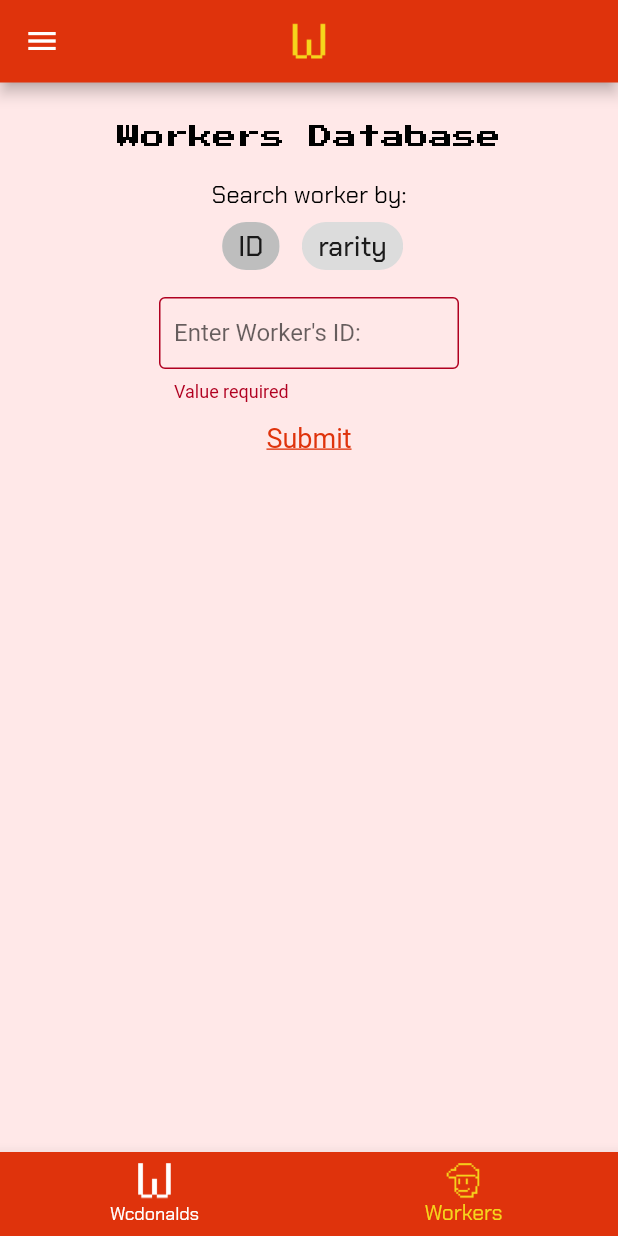
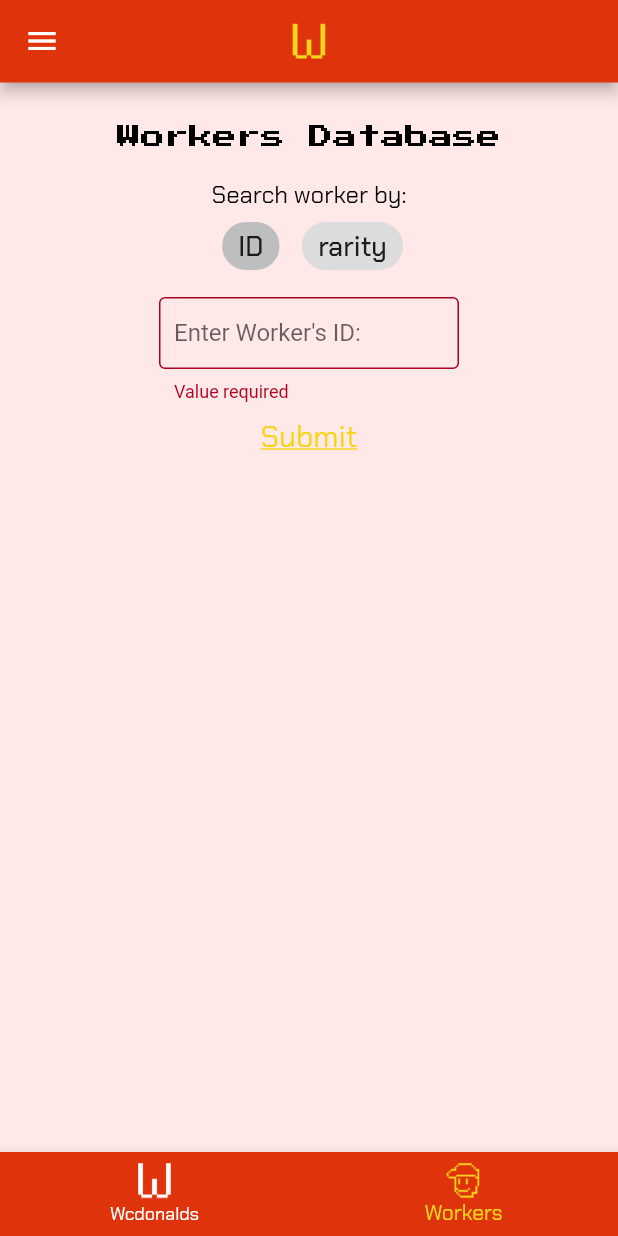
Before and after one commit to akovalyo/wcdonalds_app, a Flutter app: the screen it shows after launch, item 2 of the bottom bar chosen, after a tap on "Submit", on a phone screen of 412 x 824 dp. Run offline on Flutter 3.47's test engine with Material 2 defaults, Android fonts, the phone set to English and light mode, and no system bars; our stand-ins replace carousel_slider, go_router, google_fonts, image_gallery_saver, package_info_plus, permission_handler and 3 more; network calls fail.

Commit message:
Add Hyperlink widget

```diff
--- a/lib/navigation/routes.dart
+++ b/lib/navigation/routes.dart
@@ -1,7 +1,6 @@
 import 'package:flutter/material.dart';
 import 'package:go_router/go_router.dart';
 import 'package:wcdonalds_app/models/web_view_extra_wrapper.dart';
-import 'package:webview_flutter/webview_flutter.dart';
 
 import '../models/web_view_extra_wrapper.dart';
 import '../pages/pages.dart';
@@ -35,7 +34,6 @@
         TokenomicsPage.page(
       key: state.pageKey,
     ),
-    // routes: [home],
   );
 
   static final faq = GoRoute(
--- a/lib/tabs/workers_tab.dart
+++ b/lib/tabs/workers_tab.dart
@@ -6,6 +6,7 @@
 import 'workers_tab_worker_tile.dart';
 import 'worker_card_to_save.dart';
 import '../models/request.dart';
+import '../widgets/hyperlink.dart';
 
 class WorkersTab extends StatefulWidget {
   const WorkersTab({Key? key}) : super(key: key);
@@ -178,9 +179,15 @@
               ),
             ),
           ),
+          const SizedBox(
+            height: 10,
+          ),
           Center(
-            child: TextButton(
-              onPressed: () {
+            child: Hyperlink(
+              title: 'Submit',
+              fontSize: 20,
+              color: Theme.of(context).colorScheme.secondary,
+              onTap: () {
                 if (_formKey.currentState!.validate()) {
                   String id = _inputController.text;
                   if (_searchByIndex == 1) {
@@ -205,20 +212,16 @@
                   }
                 }
               },
-              child: const Text('Submit'),
             ),
           ),
-          // const SizedBox(
-          //   height: 0,
-          // ),
+          const SizedBox(
+            height: 10,
+          ),
           if (_isLoading)
-            Align(
+            const Align(
               alignment: Alignment.center,
-              // ignore: sized_box_for_whitespace
-              child: Container(
-                  width: 50,
-                  height: 50,
-                  child: const CircularProgressIndicator()),
+              child: SizedBox(
+                  width: 50, height: 50, child: CircularProgressIndicator()),
             ),
           if (_nftLoaded)
             Column(
--- /dev/null
+++ b/lib/widgets/hyperlink.dart
@@ -0,0 +1,58 @@
+import 'package:flutter/material.dart';
+import 'package:go_router/go_router.dart';
+import 'package:webview_flutter/webview_flutter.dart';
+
+import '../navigation/routes.dart';
+import '../models/web_view_extra_wrapper.dart';
+
+class Hyperlink extends StatelessWidget {
+  final String title;
+  final String link;
+  final Color? color;
+  final double fontSize;
+  final bool underline;
+  final VoidCallback? onTap;
+  final MouseCursor? mouseCursor;
+
+  const Hyperlink({
+    Key? key,
+    required this.title,
+    this.link = '/',
+    this.color,
+    this.fontSize = 18.0,
+    this.underline = true,
+    this.onTap,
+    this.mouseCursor,
+  }) : super(key: key);
+
+  @override
+  Widget build(BuildContext context) {
+    return InkWell(
+      mouseCursor: mouseCursor ?? SystemMouseCursors.click,
+      onTap: onTap ??
+          () {
+            if (link.startsWith('http')) {
+              context.push(Routes.webView.path,
+                  extra: WebViewExtraWrapper(
+                      title: title,
+                      webView: WebView(
+                        initialUrl: link,
+                        javascriptMode: JavascriptMode.unrestricted,
+                      )));
+            } else {
+              context.go(link);
+            }
+          },
+      child: Text(
+        title,
+        style: TextStyle(
+          color: color ?? Theme.of(context).colorScheme.primary,
+          fontFamily: Theme.of(context).textTheme.bodyText1?.fontFamily,
+          decoration:
+              underline ? TextDecoration.underline : TextDecoration.none,
+          fontSize: fontSize,
+        ),
+      ),
+    );
+  }
+}
--- a/lib/widgets/wc_drawer.dart
+++ b/lib/widgets/wc_drawer.dart
@@ -3,6 +3,7 @@
 import 'package:package_info_plus/package_info_plus.dart';
 
 import '../models/app_state.dart';
+import '../widgets/hyperlink.dart';
 
 class WcDrawer extends StatefulWidget {
   const WcDrawer({Key? key}) : super(key: key);
@@ -93,12 +94,21 @@
               ),
             ),
             Padding(
-              padding: EdgeInsets.only(bottom: 10.0),
+              padding: const EdgeInsets.only(bottom: 0.0),
               child: Text(
                 "v${_packageInfo.version}",
                 style: const TextStyle(
                   fontSize: 12,
                 ),
+              ),
+            ),
+            const Padding(
+              padding: EdgeInsets.only(bottom: 5.0),
+              child: Hyperlink(
+                title: 'Privacy Policy',
+                link:
+                    'https://www.privacypolicies.com/live/7c6ad4b3-d621-450a-88e5-2a33906f0dd3',
+                fontSize: 12,
               ),
             ),
           ],
```
Also changed, not shown: lib/tabs/worker_card_to_save.dart (+19 -10 lines).
